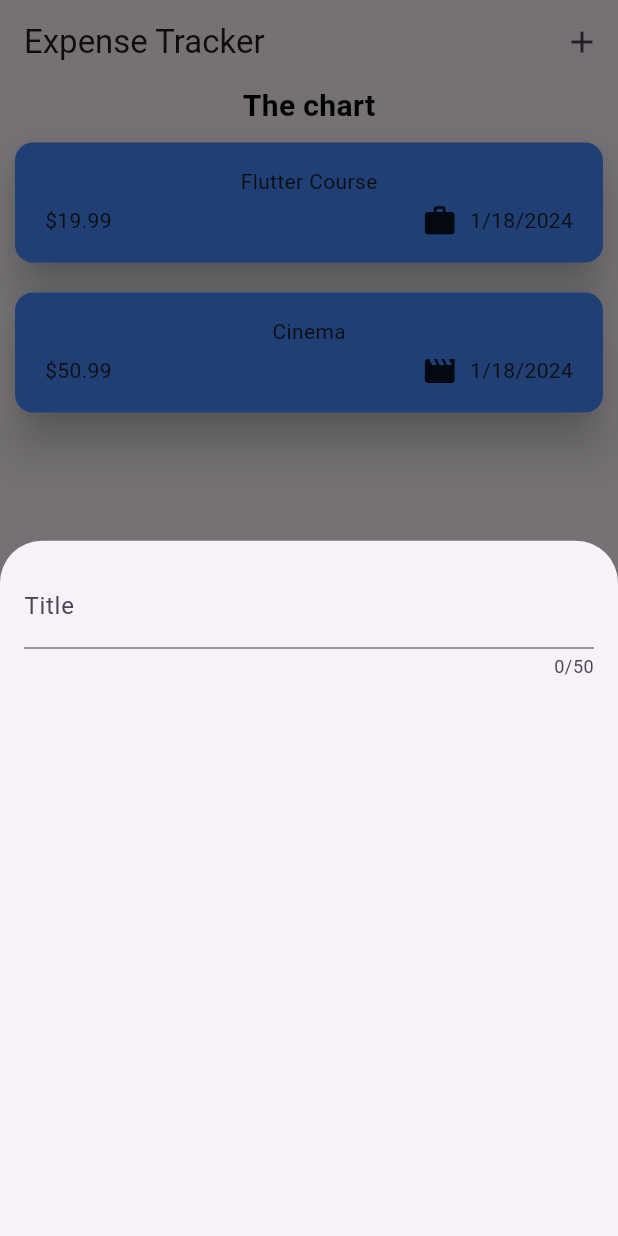
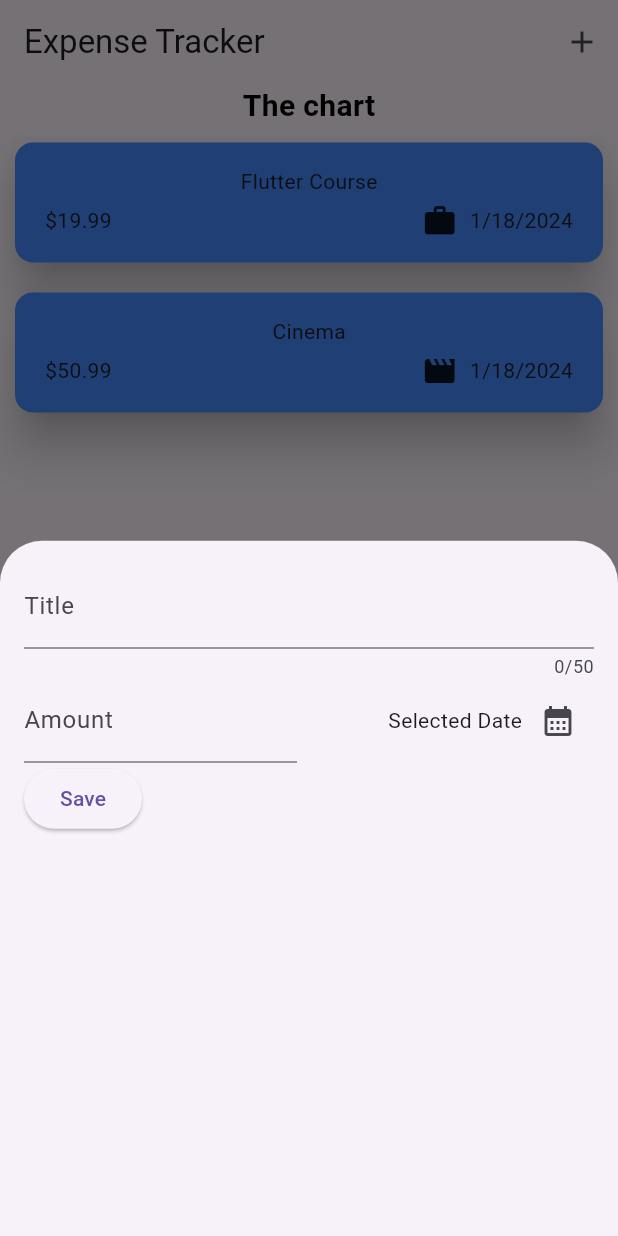
Before and after one commit to MWandeco/expenses_app, a Flutter app: the screen it shows after launch, after a tap on the "add" icon, on a phone screen of 412 x 824 dp. Run offline on Flutter 3.47's test engine with Material 3 defaults, Android fonts, the phone set to English and light mode, and no system bars.

Commit message:
DatePicker
Added date picker, so user can pick a date of the expense

```diff
--- a/lib/widgets/new_expense.dart
+++ b/lib/widgets/new_expense.dart
@@ -8,16 +8,80 @@ class NewExpense extends StatefulWidget {
 }
 
 class _NewExpenseState extends State<NewExpense> {
+  /*
+  VocÊ pode controlar o texto manualmente assim caso deseje fazer manulamnete ( só colocar no on changed)
+  var _stringDesejada = '';
+  void _fncTexto(String texto){
+    _stringDesejada = texto;
+  }
+  */
+
+  final _titleController = TextEditingController();
+  final _amountController = TextEditingController();
+
+  void _presentDatePicker() {
+    final now = DateTime.now();
+    final firstDate = DateTime(now.year - 9, now.month, now.day);
+    showDatePicker(
+        context: context,
+        initialDate: now,
+        firstDate: firstDate,
+        lastDate: now);
+  }
+
+  @override
+  void dispose() {
+    _titleController.dispose();
+    _amountController.dispose();
+    super.dispose();
+  }
+
   @override
   Widget build(BuildContext context) {
-    return const Padding(
-      padding: EdgeInsets.all(16),
+    return Padding(
+      padding: const EdgeInsets.all(16),
       child: Column(
         children: [
           TextField(
+            controller: _titleController,
             maxLength: 50,
-            decoration: InputDecoration(label: Text('Title')),
+            decoration: const InputDecoration(label: Text('Title')),
           ),
+          Row(
+            children: [
+              Expanded(
+                child: TextField(
+                  controller: _amountController,
+                  keyboardType: TextInputType.number,
+                  decoration: const InputDecoration(
+                      prefixText: '\$ ', label: Text('Amount')),
+                ),
+              ),
+              const SizedBox(
+                width: 16,
+              ),
+              Expanded(
+                  child: Row(
+                mainAxisAlignment: MainAxisAlignment.end,
+                children: [
+                  const Text('Selected Date'),
+                  IconButton(
+                      onPressed: _presentDatePicker,
+                      icon: const Icon(Icons.calendar_month))
+                ],
+              ))
+            ],
+          ),
+          Row(
+            children: [
+              ElevatedButton(
+                  onPressed: () {
+                    print(_titleController.text);
+                    print(_amountController.text);
+                  },
+                  child: const Text('Save'))
+            ],
+          )
         ],
       ),
     );
```
